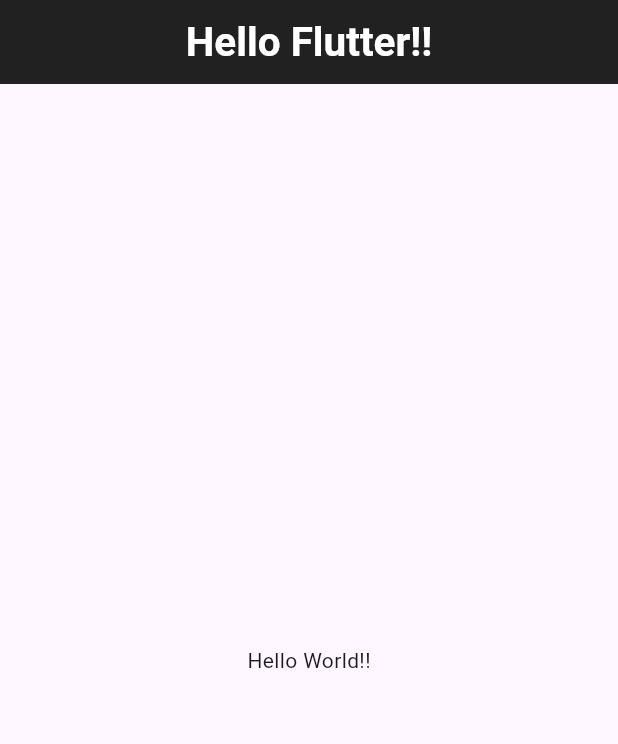
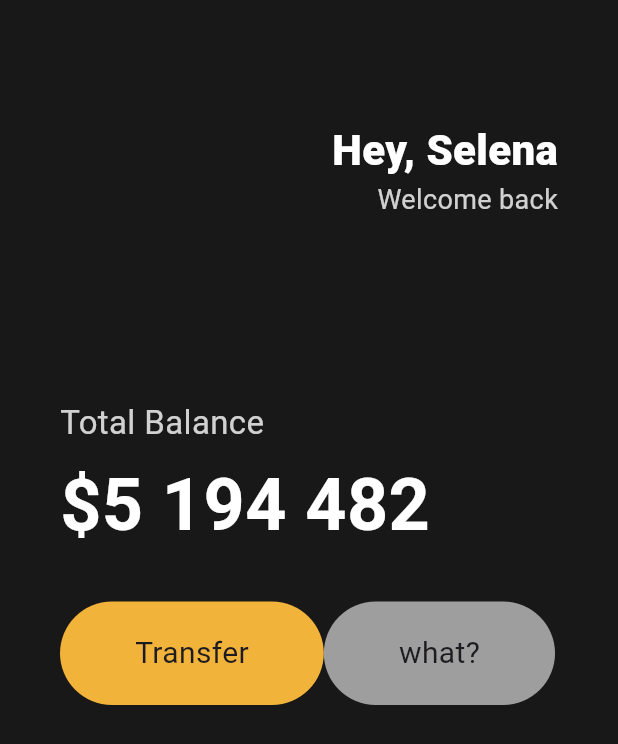
Before and after one commit to kuuneeee/flutter_prac, a Flutter app: the screen it shows after launch, on a phone screen of 412 x 824 dp. Shown: the top 744 px of the screen. Run offline on Flutter 3.47's test engine with Material 3 defaults, Android fonts, the phone set to English and light mode, and no system bars.

Commit message:
UI challenge-v1

```diff
--- a/flutoon/fluttoon/lib/main.dart
+++ b/flutoon/fluttoon/lib/main.dart
@@ -1,11 +1,13 @@
 import 'dart:ui';
 
+import 'package:flutter/cupertino.dart';
 import 'package:flutter/material.dart';
+import 'package:flutter/painting.dart';
 import 'package:flutter/rendering.dart';
 import 'package:flutter/widgets.dart';
 
 void main() {
-  runApp(App());
+  runApp(const App());
 }
 
 // flutter는 수많은 Widget으로 구성되어 있음
@@ -18,42 +20,122 @@ void main() {
 // 가장 기초적이고 쉬운 건 StatelessWidget
 
 class App extends StatelessWidget {
-  // 이렇게 하면 App은 Widget이 됨
-  // 하지만 build 메서드를 만들지 않아서 App에 에러가 발생 -> StatelessWidget을 extend해서 사용하려면 build 메서드를 구현해야 한다는 것
+  const App({super.key});
 
-  // build 메서드
-  // build 메서드는 뭘 return하던지 화면에 보여주는 메서드임 -> Widget의 UI를 만드는 거
-  // 밑의 @overide는 부모 클래스(StatelessWidget)의 build 메서드를 overide한다는 거
   @override
   Widget build(BuildContext context) {
-    // build는 Widget을 return해줘야 함 -> 어떤 Widget?? => 구글 : material / 애플 : cupertino
-    // App Widget은 runApp 함수에 전달되는 Widget -> 즉, 모든 작업의 root가 되는 Widget이라는 것
-    // material과 cupertino는 각각 구글과 애플의 디자인 시스템
-    // MaterialApp, CupertinoApp 중 하나를 return하는 데, 이건 우리가 어떤 family 스타일을 사용할지를 flutter한테 말해주는 거 -> 어떤 스타일로 보여지게 할건지
-
     return MaterialApp(
-      // // home
-      // home: Text("Hello World!!"), // home 화면에 어떤걸 띄울지
-
-      // // 단순히 이렇게만 하면 겁나 이상하게 나올 거
-      // // flutter의 scaffold를 고려하지 않아서임 -> scaffold는 공사장에서 사용하는 겹겹이 쌓인 발판(비계) 같은 거 => 즉, 화면 구조가 층층이 구성된다는 거
-      // // 모바일 앱의 모든 화면은 scaffold가 필요함 -> navigation bar, bottom tab bar, 상단 버튼, 화면 중앙 정렬 등등
-
       home: Scaffold(
-        appBar: AppBar(
-          title: Text("Hello Flutter!!"), // Title 달수 있는 Widget
-          centerTitle: true, // Title 가운데로
-          // elevation: 10, // Title영역 그림자??
-          backgroundColor: Colors.black87,
-          titleTextStyle: TextStyle(
-            color: Colors.white,
-            fontSize: 27,
-            fontWeight: FontWeight.bold,
+        backgroundColor: const Color(0xFF181818),
+        // 배경색 -> 0xFF 쓰고 컬러코드 or Color.fromARGB(Bright, R,G,B), Color.fromRGBO(R,G,B,Opacity)
+        body: Padding(
+          // 화면 테두리 부분에 padding
+          padding: const EdgeInsets.symmetric(horizontal: 40),
+          // all은 상하좌우 모두에 패딩을 주는 거 / only는 상하좌우 선택한데만 패딩 주는거 / symmetric은 상하 또는 좌우에 동시에 패딩 주는거
+          child: Column(
+            crossAxisAlignment: CrossAxisAlignment.start,
+            // Column은 children이라는 List<Widget>를 받음(child가 아니라) -> Column 방향 배열, Row 방향 배열 배치를 위함
+            children: [
+              const SizedBox(
+                height: 80,
+              ),
+              Row(
+                // 첫번째 Row
+                mainAxisAlignment: MainAxisAlignment.end,
+                // Row에서의 mainAxis는 수직방향에서의 정렬 -> start는 왼쪽 끝, end는 오른쪽 끝
+                children: [
+                  // Row도 children을 가짐
+                  Column(
+                    crossAxisAlignment: CrossAxisAlignment.end,
+                    // Column에서의 crossAxis는 수직방향에서의 정렬 = Row에서의 mainAxis -> 반대개념
+                    children: [
+                      const Text(
+                        "Hey, Selena",
+                        style: TextStyle(
+                          color: Colors.white,
+                          fontSize: 28,
+                          fontWeight: FontWeight.w800,
+                        ),
+                      ),
+                      Text(
+                        "Welcome back",
+                        style: TextStyle(
+                          color: Colors.white.withOpacity(0.8),
+                          fontSize: 18,
+                        ),
+                      ),
+                    ],
+                  )
+                ],
+              ),
+              const SizedBox(
+                height: 120,
+              ),
+              Text(
+                "Total Balance",
+                style: TextStyle(
+                  fontSize: 22,
+                  color: Colors.white.withOpacity(0.8),
+                ),
+              ),
+              const SizedBox(
+                height: 5,
+              ),
+              const Text(
+                "\$5 194 482",
+                style: TextStyle(
+                  fontSize: 48,
+                  fontWeight: FontWeight.w600,
+                  color: Colors.white,
+                ),
+              ),
+              const SizedBox(
+                height: 30,
+              ),
+              Row(
+                children: [
+                  Container(
+                    // HTML의 div 같은 거 -> child를 가지고 있는 단순한 box
+                    decoration: BoxDecoration(
+                      color: const Color(0xFFF2B33A),
+                      borderRadius: BorderRadius.circular(45),
+                    ),
+                    child: const Padding(
+                      padding: EdgeInsets.symmetric(
+                        vertical: 20,
+                        horizontal: 50,
+                      ),
+                      child: Text(
+                        "Transfer",
+                        style: TextStyle(
+                          // color: Colors.white,
+                          fontSize: 20,
+                        ),
+                      ),
+                    ),
+                  ),
+                  Container(
+                    decoration: BoxDecoration(
+                      color: Colors.grey,
+                      borderRadius: BorderRadius.circular(45),
+                    ),
+                    child: const Padding(
+                      padding: EdgeInsets.symmetric(
+                        vertical: 20,
+                        horizontal: 50,
+                      ),
+                      child: Text(
+                        'what?',
+                        style: TextStyle(
+                          fontSize: 20,
+                        ),
+                      ),
+                    ),
+                  ),
+                ],
+              )
+            ],
           ),
-        ),
-        body: Center(
-          // child를 화면 가운데에 배치하는 Widget
-          child: Text("Hello World!!"),
         ),
       ),
     );
```
